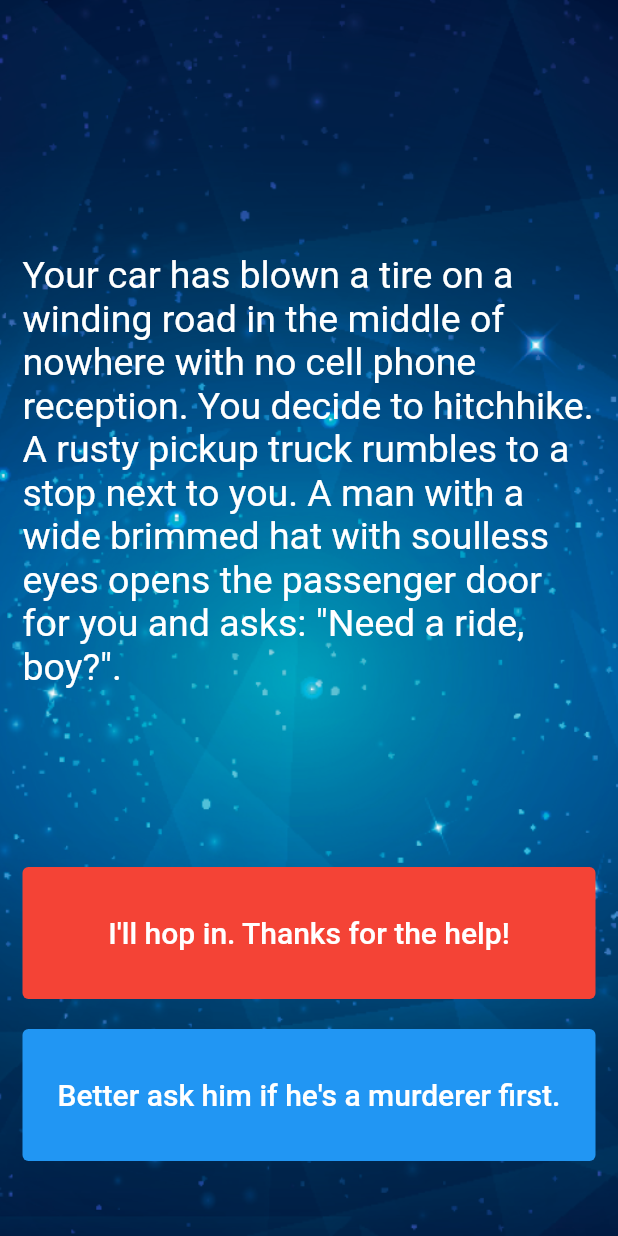
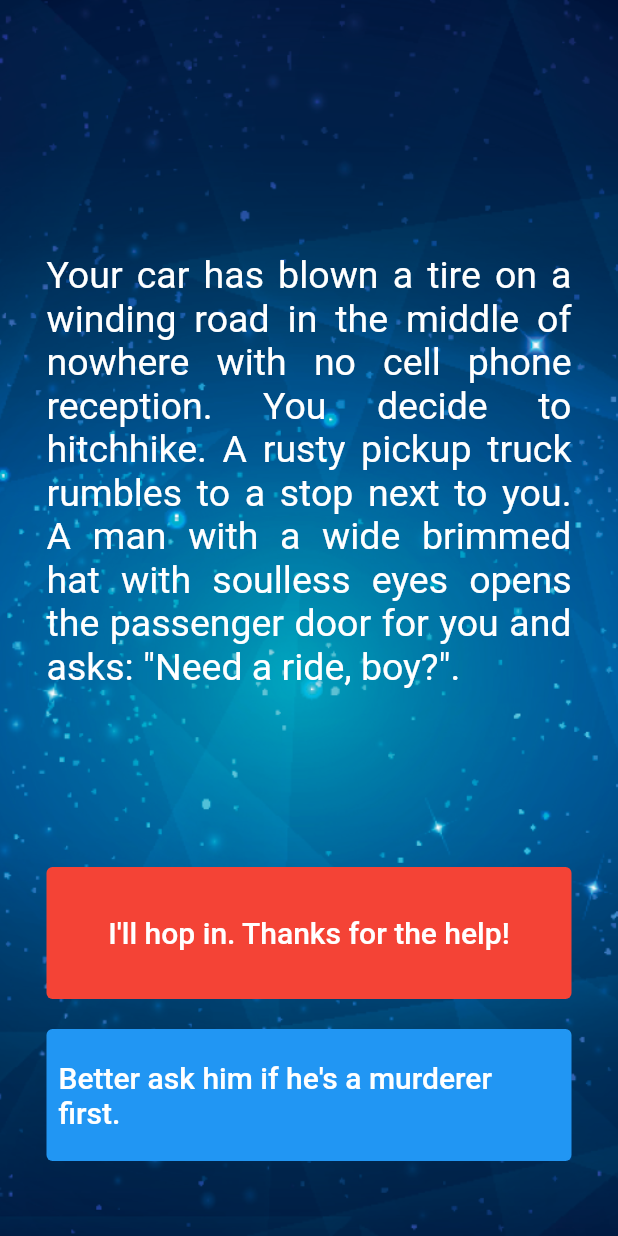
Before and after one commit to WiseFox-Tr/destiny---flutter_training---, a Flutter app: the screen it shows after launch, on a phone screen of 412 x 824 dp. Run offline on Flutter 3.47's test engine with Material 2 defaults, Android fonts, the phone set to English and light mode, and no system bars.

Commit message:
justify text & add horizontal padding for main column

```diff
--- a/lib/main.dart
+++ b/lib/main.dart
@@ -36,6 +36,8 @@ class _StoryPageState extends State<StoryPage> {
         padding: EdgeInsets.symmetric(vertical: 50.0, horizontal: 15.0),
         constraints: BoxConstraints.expand(),
         child: SafeArea(
+          child: Padding(
+            padding: const EdgeInsets.symmetric(horizontal: 16.0),
             child: Column(
               crossAxisAlignment: CrossAxisAlignment.stretch,
               children: <Widget>[
@@ -44,6 +46,7 @@ class _StoryPageState extends State<StoryPage> {
                   child: Center(
                     child: Text(
                       _storyBrain.getStory,
+                      textAlign: TextAlign.justify,
                       style: TextStyle(
                         fontSize: 25.0,
                       ),
@@ -102,6 +105,7 @@ class _StoryPageState extends State<StoryPage> {
             ),
           ),
         ),
+      ),
     );
   }
 }
```
Lines whose indentation alone changed are shown as unchanged.
